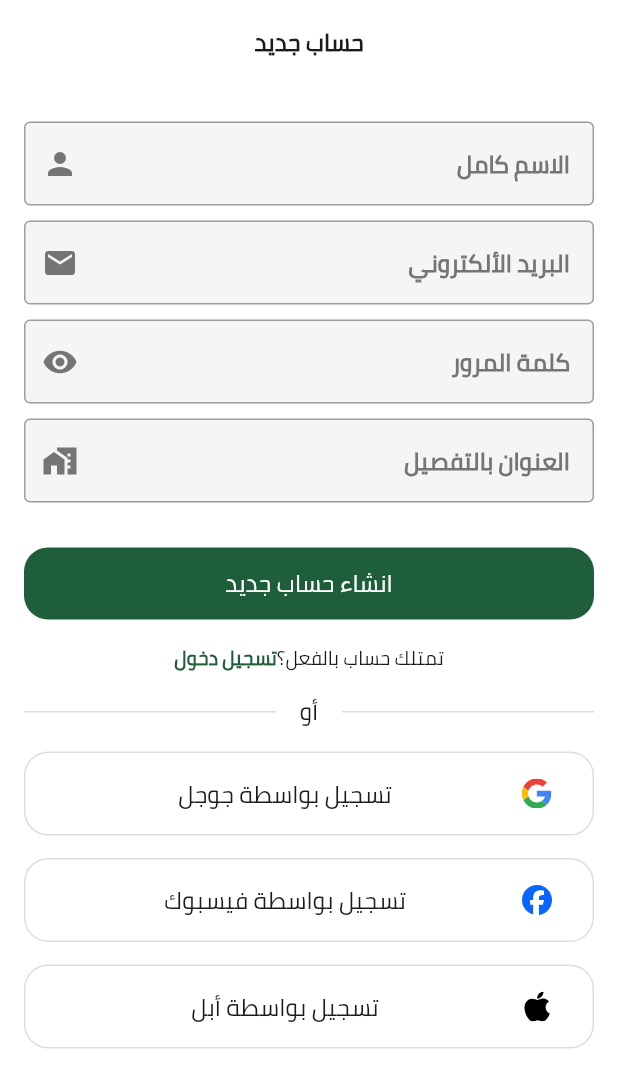
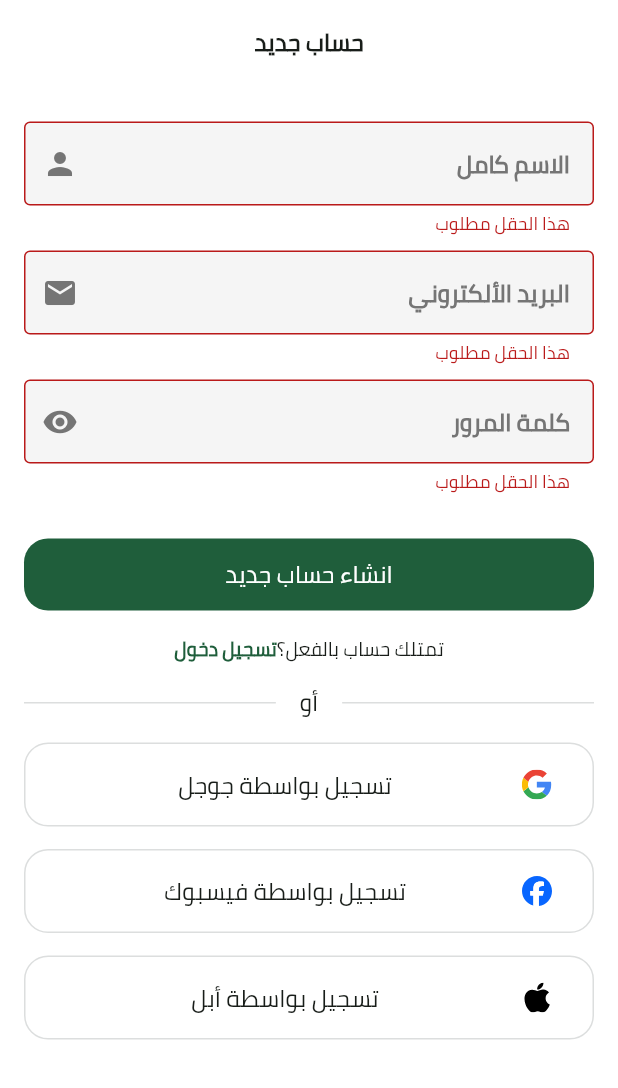
Before and after one commit to ahmedmanguod11/chickens, a Flutter app: the SignupView screen opened by its route, after a tap on "انشاء حساب جديد", on a phone screen of 412 x 824 dp. Shown: the top 1088 px of the screen. Run offline on Flutter 3.47's test engine with Material 3 defaults, Android fonts, the light colour scheme and no system bars; drawn by our look-alikes of modal_progress_hud_nsn; our stand-ins replace carousel_slider, dartz, dots_indicator, firebase_auth, firebase_core, flutter_bloc and 3 more; accounts and stored records are empty; Roboto replaces fonts that are missing (Cairo).

Commit message:
tigger signup cubit

```diff
--- a/lib/core/services/get_it_service.dart
+++ b/lib/core/services/get_it_service.dart
@@ -7,7 +7,7 @@ import 'package:get_it/get_it.dart';
 
 final getIt = GetIt.instance;
 
-void setup() {
+void setupGetit() {
   getIt.registerSingleton<FirebaseAuthService>(FirebaseAuthService());
   getIt.registerSingleton<AuthRepo>(
     AuthRepoImpl(firebaseAuthService: getIt<FirebaseAuthService>()),
--- a/lib/core/widgets/custom_text_form_field.dart
+++ b/lib/core/widgets/custom_text_form_field.dart
@@ -6,14 +6,22 @@ class CustomTextFormField extends StatelessWidget {
     super.key,
     required this.hintText,
     required this.textInputType,
-    this.suffixIcon,
+    this.suffixIcon, this.onSaved,
   });
   final String hintText;
   final TextInputType textInputType;
   final Widget? suffixIcon;
+  final void Function(String?)? onSaved;
   @override
   Widget build(BuildContext context) {
     return TextFormField(
+      onSaved:onSaved ,
+      validator: (value) {
+        if (value == null || value.isEmpty) {
+          return 'هذا الحقل مطلوب';
+        }
+        return null;
+      },
       keyboardType: textInputType,
       decoration: InputDecoration(
         hintText: hintText,
--- a/lib/features/auth/data.dart/repos/auth_repo_impl.dart
+++ b/lib/features/auth/data.dart/repos/auth_repo_impl.dart
@@ -28,7 +28,7 @@ class AuthRepoImpl extends AuthRepo {
     } on CustomException catch (e) {
       return left(ServerFailure(e.message));
     } catch (e) {
-      return left(ServerFailure('An unexpected error occurred.'));
+      return left(ServerFailure('حدث خطأ غير متوقع . الرجاء المحاولة مرة أخرى لاحقاً.'));
     }
   }
 }
--- a/lib/features/auth/presentation/views/signup_view.dart
+++ b/lib/features/auth/presentation/views/signup_view.dart
@@ -15,14 +15,8 @@ class SignupView extends StatelessWidget {
       create: (context) => SignupCubit(authRepo: getIt<AuthRepo>()),
       child: Scaffold(
           appBar: buildAppBar(context, title: 'حساب جديد'),
-          body: Builder(
-            builder: (context) {
-              return SignupViewBlocConsumer();
-            }
-          ),
+          body: const SignupViewBlocConsumer(),
       ),
     );
-
-
   }
 }
--- a/lib/features/auth/presentation/views/widget/login_view_body.dart
+++ b/lib/features/auth/presentation/views/widget/login_view_body.dart
@@ -46,7 +46,6 @@ class LoginViewBody extends StatelessWidget {
               ),
               SizedBox(height: 15),
               CustomButton(onPressed: () {
-                Navigator.of(context).pushReplacementNamed('home_view');
               }, text: 'تسجيل دخول'),
               SizedBox(height: 16),
               const DontHaveAnAccount(),
--- a/lib/features/auth/presentation/views/widget/sign_up_view_bloc_consumer.dart
+++ b/lib/features/auth/presentation/views/widget/sign_up_view_bloc_consumer.dart
@@ -1,12 +1,37 @@
+import 'package:chickens/features/auth/presentation/cubits/signup_cubit.dart';
+import 'package:chickens/features/auth/presentation/cubits/signup_state.dart';
 import 'package:chickens/features/auth/presentation/views/widget/signup_view_body.dart';
 import 'package:flutter/material.dart';
+import 'package:flutter_bloc/flutter_bloc.dart';
+import 'package:modal_progress_hud_nsn/modal_progress_hud_nsn.dart';
 
 class SignupViewBlocConsumer extends StatelessWidget {
   const SignupViewBlocConsumer({super.key});
 
   @override
   Widget build(BuildContext context) {
+   return BlocConsumer<SignupCubit, SignUpState>
+   (listener: (context, state) {
+      if (state is SignUpSuccess) {
 
-        return SignupViewBody();
+      } else if (state is SignUpFailure) {
+        ScaffoldMessenger.of(context).showSnackBar(
+          SnackBar(
+            content: Text(state.message),
+            backgroundColor: Colors.red,
+            showCloseIcon: true,
+
+          ),
+        );
+      }
+   },
+
+    builder: (context, state) {
+      return ModalProgressHUD(
+        inAsyncCall: state is SignUpLoading ? true : false,
+        child: const SignupViewBody());
+    },
+    );
+
   }
 }
--- a/lib/features/auth/presentation/views/widget/signup_view_body.dart
+++ b/lib/features/auth/presentation/views/widget/signup_view_body.dart
@@ -6,21 +6,41 @@ import 'package:chickens/core/widgets/custom_button.dart';
 import 'package:chickens/core/widgets/custom_text_form_field.dart';
 import 'package:chickens/core/widgets/or_divider.dart';
 import 'package:chickens/core/widgets/social_login_button.dart';
+import 'package:chickens/features/auth/domain.dart/repos/auth_repo.dart';
+import 'package:chickens/features/auth/presentation/cubits/signup_cubit.dart';
 import 'package:flutter/gestures.dart';
 import 'package:flutter/material.dart';
+import 'package:flutter_bloc/flutter_bloc.dart';
 
-class SignupViewBody extends StatelessWidget {
+class SignupViewBody extends StatefulWidget {
   const SignupViewBody({super.key});
+
+  @override
+  State<SignupViewBody> createState() => _SignupViewBodyState();
+}
+
+class _SignupViewBodyState extends State<SignupViewBody> {
+final GlobalKey<FormState> formKey = GlobalKey<FormState>();
+
+AutovalidateMode autovalidateMode = AutovalidateMode.disabled;
+
+late String email, password, username;
 
   @override
   Widget build(BuildContext context) {
     return Padding(
       padding: const EdgeInsets.symmetric(horizontal: KHorizontalPadding),
       child: SingleChildScrollView(
+        child: Form(
+          key: formKey,
+          autovalidateMode: autovalidateMode,
           child: Column(
             children: [
               SizedBox(height: 25),
               CustomTextFormField(
+                onSaved: (value) {
+                  username = value!;
+                },
                 hintText: 'الاسم كامل',
                 textInputType: TextInputType.name,
                 suffixIcon: Icon(Icons.person, color: Colors.grey[600]),
@@ -28,6 +48,9 @@ class SignupViewBody extends StatelessWidget {
               SizedBox(height: 10),
 
               CustomTextFormField(
+                  onSaved: (value) {
+                    email = value!;
+                  },
                 hintText: 'البريد الألكتروني',
                 textInputType: TextInputType.emailAddress,
                 suffixIcon: Icon(Icons.email, color: Colors.grey[600]),
@@ -35,19 +58,27 @@ class SignupViewBody extends StatelessWidget {
               SizedBox(height: 10),
 
               CustomTextFormField(
+                  onSaved: (value) {
+                    password = value!;
+                  },
                 hintText: 'كلمة المرور',
                 textInputType: TextInputType.visiblePassword,
                 suffixIcon: Icon(Icons.remove_red_eye, color: Colors.grey[600]),
               ),
-            SizedBox(height: 10),
 
-            CustomTextFormField(
-              hintText: 'العنوان بالتفصيل',
-              textInputType: TextInputType.visiblePassword,
-              suffixIcon: Icon(Icons.maps_home_work, color: Colors.grey[600]),
-            ),
               SizedBox(height: 30),
-            CustomButton(text: "انشاء حساب جديد", onPressed: () {}),
+              CustomButton(text: "انشاء حساب جديد", onPressed: () {
+                if (formKey.currentState!.validate()) {
+                  // autovalidateMode = AutovalidateMode.disabled;
+                  formKey.currentState!.save();
+                  context.read<SignupCubit>().signUp(email, password, username); // context.read<SignupCubit>().createUserWithEmailAndPassword(email, password, username);
+                } else {
+
+                  setState(() {
+                    autovalidateMode = AutovalidateMode.always;
+                  });
+                }
+              }),
               SizedBox(height: 16),
 
               Text.rich(
@@ -97,6 +128,7 @@ class SignupViewBody extends StatelessWidget {
             ],
           ),
         ),
+      ),
     );
   }
 }
--- a/lib/main.dart
+++ b/lib/main.dart
@@ -1,5 +1,6 @@
 
 import 'package:chickens/core/helper_fanctions/on_generate_routs.dart';
+import 'package:chickens/core/services/get_it_service.dart';
 import 'package:chickens/core/services/shared_preferences_singleton.dart';
 import 'package:chickens/core/utils/app_colors.dart';
 import 'package:chickens/features/splash/presentation/views/splash_view.dart';
@@ -21,6 +22,7 @@ await Firebase.initializeApp(
   await SystemChrome.setPreferredOrientations([
     DeviceOrientation.portraitUp,
   ]);
+  setupGetit();
   runApp(const Chickens());
 }
 
--- a/pubspec.yaml
+++ b/pubspec.yaml
@@ -23,6 +23,7 @@ dependencies:
   firebase_auth: ^6.1.2
   flutter_bloc: ^9.1.1
   get_it: ^9.1.0
+  modal_progress_hud_nsn: ^0.5.1
 
 dev_dependencies:
   flutter_launcher_icons: ^0.13.1
```
Also changed, not shown: lib/core/services/firebase_auth_service.dart (+4 -4 lines), pubspec.lock. Lines whose indentation alone changed are shown as unchanged.
